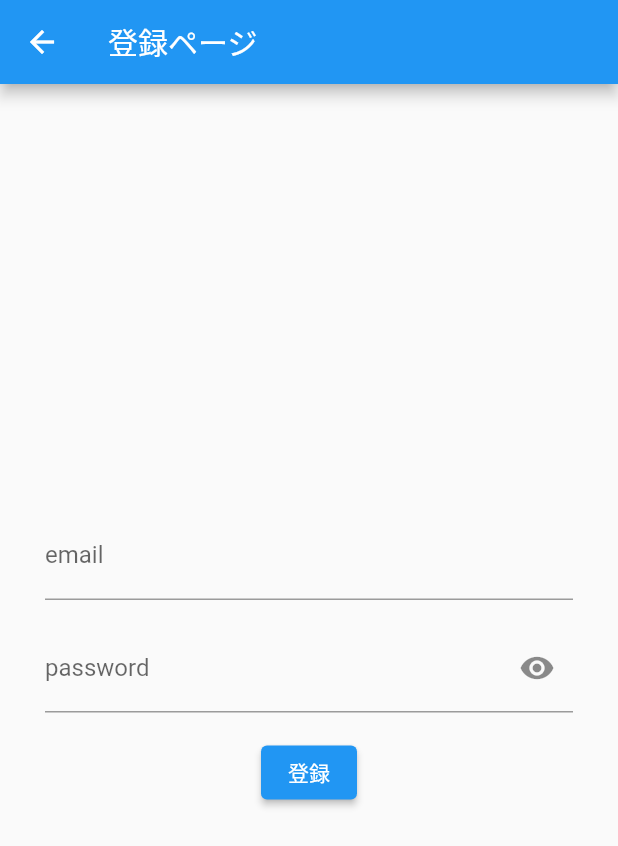
After one commit to soqula/sample_jwt, a Flutter app: the SignupScreen screen opened by its route, on a phone screen of 412 x 824 dp. The commit adds this screen. Shown: the top 846 px of the screen. Run offline on Flutter 3.47's test engine with Material 2 defaults, Android fonts, the phone set to English and light mode, and no system bars; our stand-ins replace cookie_jar, dio, dio_cookie_manager, fl_chart, flutter_dotenv, shared_preferences; accounts and stored records are empty.

Commit message:
ユーザ登録画面追加

```diff
--- a/myjwt_flutter/lib/jwtproviderShare.dart
+++ b/myjwt_flutter/lib/jwtproviderShare.dart
@@ -73,6 +73,39 @@ class ShareAccess {
       _isSuccess = true;
     } catch (error) {
       message = '正しいEメールとパスワードを入力してください';
+      print(error);
+      _isSuccess = false;
+    }
+    return _isSuccess;
+  }
+
+  Future<bool> signup(String email, String password) async {
+    try {
+      Dio dio = Dio();
+      dio.options.baseUrl = _uriHost.toString();
+      dio.options.connectTimeout = const Duration(seconds: 30);
+      dio.options.receiveTimeout = const Duration(seconds: 30);
+      dio.options.contentType = 'application/json';
+
+      final responseJwt = await dio.post('/api/create/', data: {
+        'email': email,
+        'password': password,
+      });
+      // // idについても取得する
+      // final responseJwt2 = await dio.get('/api/myjwt/getid/',
+      //     options: Options(
+      //       headers: {
+      //         'Authorization': 'Bearer ${responseJwt.data['access']}',
+      //       },
+      //     ));
+      // await saveToken(responseJwt.data['access']);
+      // await saveId(responseJwt2.data['id'].toString());
+      // // 一覧取得
+      // await getlist();
+      message = '登録しました。ログインしてください';
+      _isSuccess = true;
+    } catch (error) {
+      message = '登録に失敗しました。';
       print(error);
       _isSuccess = false;
     }
--- a/myjwt_flutter/lib/main.dart
+++ b/myjwt_flutter/lib/main.dart
@@ -4,6 +4,7 @@ import './menu.dart';
 import './login.dart';
 import './jwtprovider.dart';
 import './list.dart';
+import './signup.dart';
 import 'package:path/path.dart';
 import 'package:flutter_dotenv/flutter_dotenv.dart';
 
@@ -31,6 +32,7 @@ class MyApp extends StatelessWidget {
         '/menu': (BuildContext context) => const MenuScreen(),
         '/login': (BuildContext context) => const LoginScreen(),
         '/list': (BuildContext context) => const ListScreen(),
+        '/signup': (BuildContext context) => const SignupScreen(),
       },
     );
   }
--- a/myjwt_flutter/lib/menu.dart
+++ b/myjwt_flutter/lib/menu.dart
@@ -26,6 +26,12 @@ class MenuScreen extends StatelessWidget {
               Navigator.pushNamed(context, '/login');
             },
           ),
+          TextButton(
+            child: const Text('ユーザ登録'),
+            onPressed: () {
+              Navigator.pushNamed(context, '/signup');
+            },
+          ),
         ],
       )),
     );
--- /dev/null
+++ b/myjwt_flutter/lib/signup.dart
@@ -0,0 +1,69 @@
+import 'package:flutter/material.dart';
+import 'package:provider/provider.dart';
+import './jwtprovider.dart';
+import './login.dart';
+
+class SignupScreen extends StatelessWidget {
+  const SignupScreen({Key? key}) : super(key: key);
+
+  @override
+  Widget build(BuildContext context) {
+    return Scaffold(
+      appBar: AppBar(
+        title: const Text('登録ページ'),
+      ),
+      body: Consumer<JwtProvider>(builder: (context, loginProvider, _) {
+        return Center(
+          child: Padding(
+            padding: const EdgeInsets.all(30.0),
+            child: Column(
+              mainAxisAlignment: MainAxisAlignment.center,
+              children: [
+                TextFormField(
+                  onChanged: (value) => loginProvider.email = value,
+                  decoration: const InputDecoration(
+                    labelText: 'email',
+                  ),
+                ),
+                Text(
+                  loginProvider.message,
+                  style: const TextStyle(color: Colors.red),
+                ),
+                TextFormField(
+                  onChanged: (value) => loginProvider.password = value,
+                  decoration: InputDecoration(
+                    labelText: 'password',
+                    suffixIcon: IconButton(
+                        onPressed: () => loginProvider.togglePasswordVisible(),
+                        icon: const Icon(Icons.remove_red_eye)),
+                  ),
+                  obscureText: loginProvider.hidePassword,
+                ),
+                Padding(
+                  padding: const EdgeInsets.only(top: 16.0),
+                  child: ElevatedButton(
+                    onPressed: () {
+                      loginProvider.setMessage('');
+                      loginProvider.signup().then((isSuccess) {
+                        if (isSuccess) {
+                          loginProvider.clear();
+                          Navigator.pushAndRemoveUntil(
+                            context,
+                            MaterialPageRoute(
+                                builder: (context) => const LoginScreen()),
+                            (route) => false,
+                          );
+                        }
+                      }).catchError((e) => print(e));
+                    },
+                    child: const Text('登録'),
+                  ),
+                )
+              ],
+            ),
+          ),
+        );
+      }),
+    );
+  }
+}
```
Also changed, not shown: myjwt_flutter/lib/jwtprovider.dart (+23 -0 lines), myjwt_flutter/lib/jwtproviderDio.dart (+46 -0 lines).
